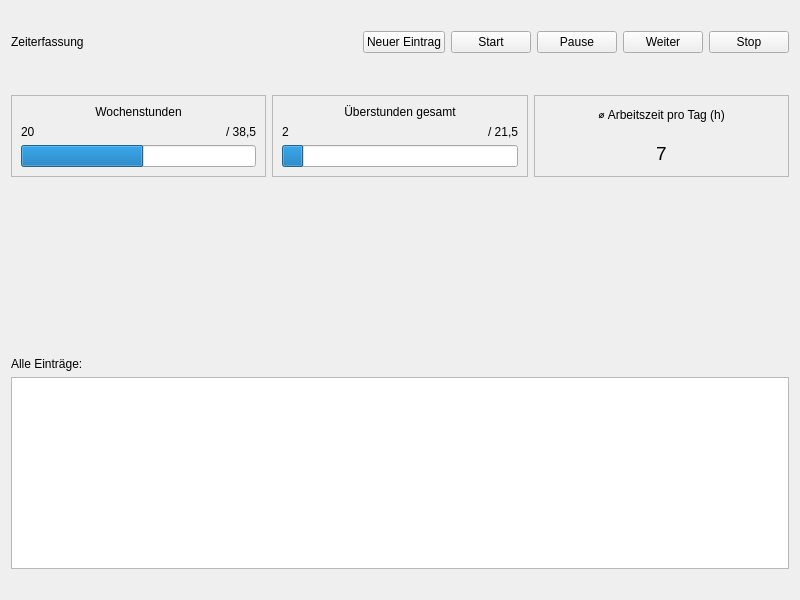
Above: HR_Managment_System_Application/timetracker.ui from MehmetMertt/twentyONE_HR_System before the change. Below: the same form after it.
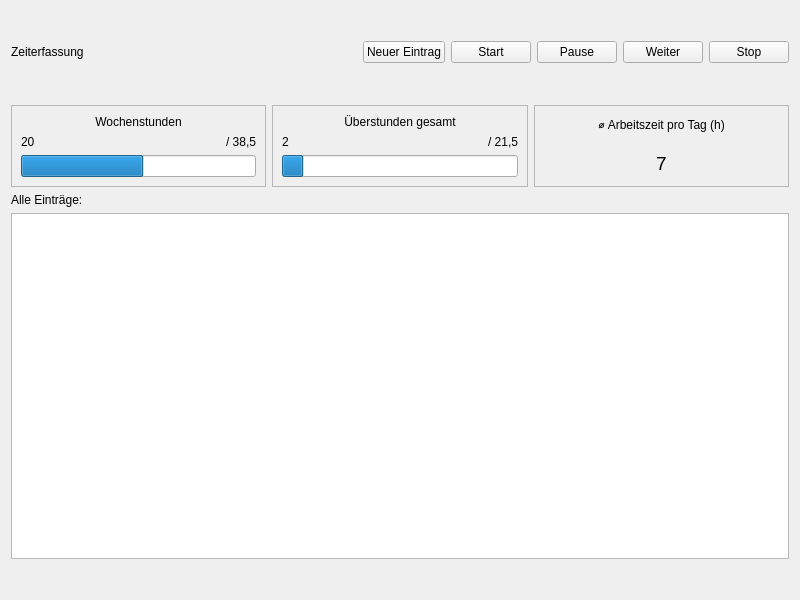
That is the form after the change.

Commit message: timetracker changes, other changes

Patch:
```diff
--- a/HR_Managment_System_Application/timetracker.ui
+++ b/HR_Managment_System_Application/timetracker.ui
@@ -27,7 +27,7 @@
        <property name="sizeHint" stdset="0">
         <size>
          <width>20</width>
-         <height>20</height>
+         <height>30</height>
         </size>
        </property>
       </spacer>
@@ -386,19 +386,6 @@
      <item>
       <layout class="QHBoxLayout" name="graph_container"/>
      </item>
-     <item>
-      <spacer name="verticalSpacer_4">
-       <property name="orientation">
-        <enum>Qt::Vertical</enum>
-       </property>
-       <property name="sizeHint" stdset="0">
-        <size>
-         <width>20</width>
-         <height>40</height>
-        </size>
-       </property>
-      </spacer>
-     </item>
      <item>
       <layout class="QVBoxLayout" name="verticalLayout_2">
        <item>
@@ -434,7 +421,7 @@
        <property name="sizeHint" stdset="0">
         <size>
          <width>20</width>
-         <height>20</height>
+         <height>30</height>
         </size>
        </property>
       </spacer>
```
The commit also changes 19 other files.
